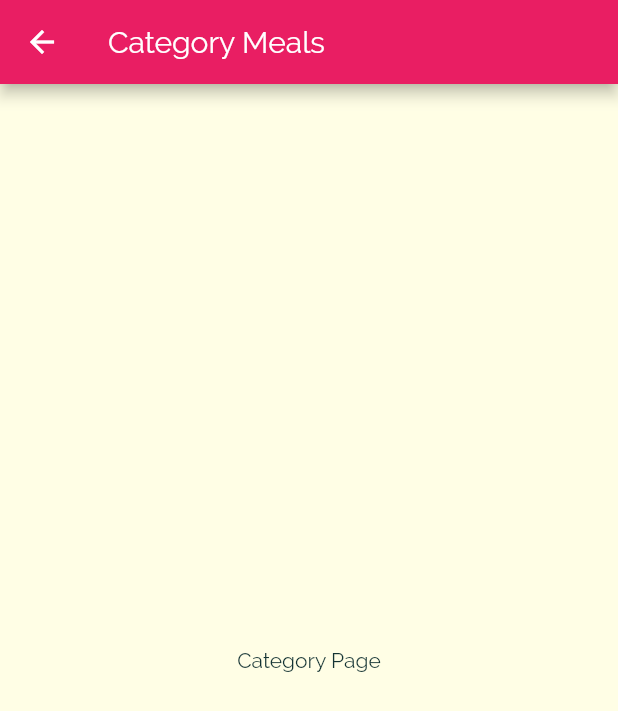
After one commit to ny6/flutter-meals-app, a Flutter app: the screen it shows after launch, after a tap on "Italian", on a phone screen of 412 x 824 dp. The commit adds this screen. Shown: the top 711 px of the screen. Run offline on Flutter 3.47's test engine with Material 2 defaults, Android fonts, the phone set to English and light mode, and no system bars.

Commit message:
one where meals screen & navigation added

```diff
--- /dev/null
+++ b/lib/screens/category_meals_screen.dart
@@ -0,0 +1,15 @@
+import 'package:flutter/material.dart';
+
+class CategoryMealsScreen extends StatelessWidget {
+  @override
+  Widget build(BuildContext context) {
+    return Scaffold(
+      appBar: AppBar(
+        title: Text('Category Meals'),
+      ),
+      body: Center(
+        child: Text('Category Page'),
+      ),
+    );
+  }
+}
--- a/lib/widgets/category_item.dart
+++ b/lib/widgets/category_item.dart
@@ -1,4 +1,5 @@
 import 'package:flutter/material.dart';
+import '../screens/category_meals_screen.dart';
 
 class CategoryItem extends StatelessWidget {
   final String title;
@@ -6,9 +7,19 @@ class CategoryItem extends StatelessWidget {
 
   const CategoryItem(this.title, this.color);
 
+  void selectCategory(BuildContext ctx) {
+    Navigator.of(ctx).push(MaterialPageRoute(
+      builder: (_) => CategoryMealsScreen(),
+    ));
+  }
+
   @override
   Widget build(BuildContext context) {
-    return Container(
+    return InkWell(
+      onTap: () => selectCategory(context),
+      splashColor: Theme.of(context).primaryColor,
+      borderRadius: BorderRadius.circular(15),
+      child: Container(
         padding: const EdgeInsets.all(15),
         child: Text(
           title,
@@ -22,6 +33,7 @@ class CategoryItem extends StatelessWidget {
           ),
           borderRadius: BorderRadius.circular(15),
         ),
+      ),
     );
   }
 }
```
Lines whose indentation alone changed are shown as unchanged.
